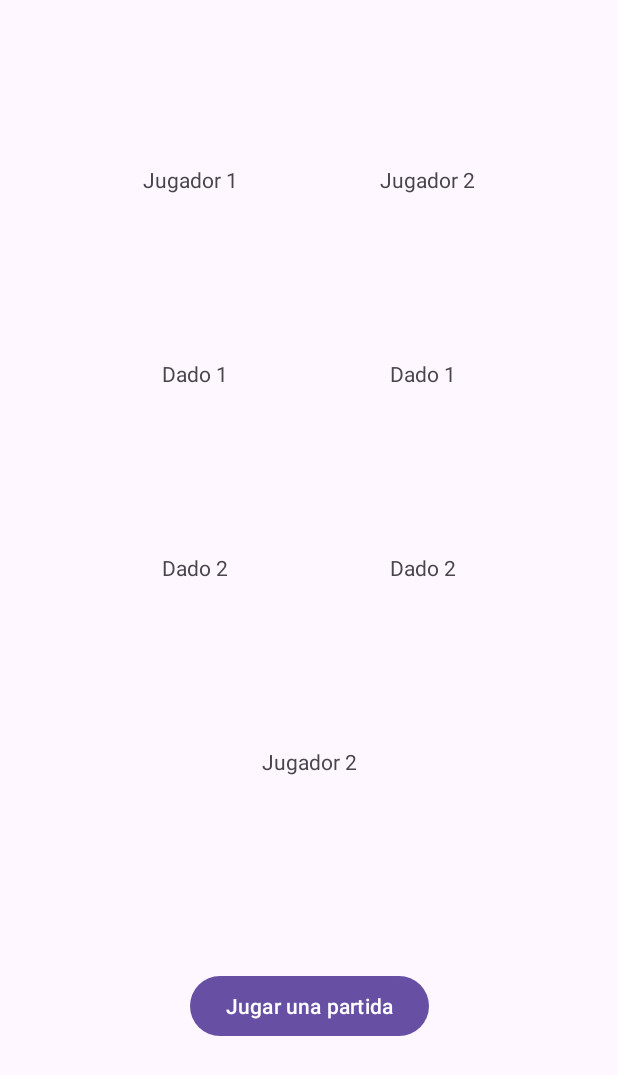
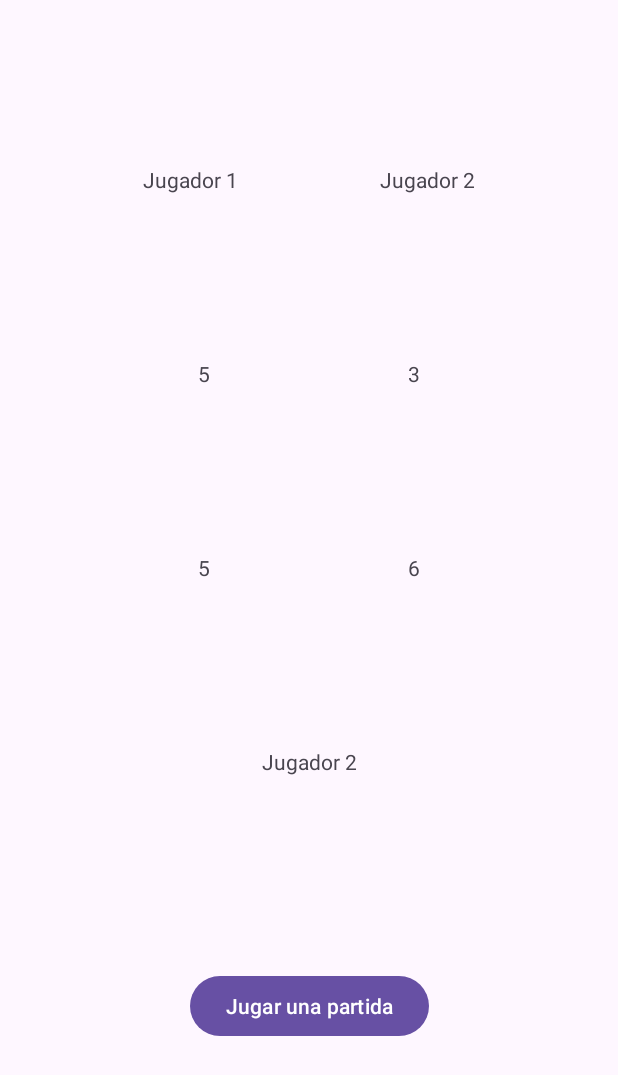
Before and after one commit to AlbertoCodex/claseProyectos, an Android app: the screen it shows after launch (MainActivity), after a tap on "Jugar una partida", on a phone screen of 412 x 824 dp. Shown: the top 1075 px of the screen. Run offline under Robolectric (Android 15) with nearby library versions, the phone set to English and light mode, and no system bars.

Commit message:
Dados2Jugadores

```diff
--- a/multimediaMoviles/Dados2023/app/src/main/java/com/politecnico/dados2023/MainActivity.java
+++ b/multimediaMoviles/Dados2023/app/src/main/java/com/politecnico/dados2023/MainActivity.java
@@ -22,19 +22,35 @@ public class MainActivity extends AppCompatActivity {
         int iJ2D2 = (int) (Math.random()*6+1);
         int iSeis2 = 0;
         TextView tvResultado = (TextView) this.findViewById(R.id.tvResultado);
+        TextView tvJ1D1 = (TextView) this.findViewById(R.id.tvJ1D1);
+        TextView tvJ1D2 = (TextView) this.findViewById(R.id.tvJ1D2);
+        TextView tvJ2D1 = (TextView) this.findViewById(R.id.tvJ2D1);
+        TextView tvJ2D2 = (TextView) this.findViewById(R.id.tvJ2D2);
+
+        // Pasar int to string
+        tvJ1D1.setText(String.valueOf(iJ1D1));
+        tvJ1D2.setText(String.valueOf(iJ1D2));
+        tvJ2D1.setText(String.valueOf(iJ2D1));
+        tvJ2D2.setText(String.valueOf(iJ2D2));
 
         if (iJ1D1 == 6) {iSeis1++;}
         if (iJ1D2 == 6) {iSeis1++;}
         if (iJ2D1 == 6) {iSeis2++;}
         if (iJ2D2 == 6) {iSeis2++;}
-        if (iSeis1 > iSeis2) { tvResultado.setText("Jugador 1");
-        } else if (iSeis1 < iSeis2) {tvResultado.setText("Jugador 2");}
-        else if (iSeis1 == iSeis2) {tvResultado.setText("Empate");}
-        else {
-            // Falta cuando la suma son iguales
+        if (iSeis1 > iSeis2) { tvResultado.setText("Jugador 1");}
+        else if (iSeis1 == iSeis2 && iSeis1 == 2) {tvResultado.setText("Empate");}
+        else {tvResultado.setText("Jugador 2");}
+
+        if(iSeis1 == 1 && iSeis2 == 1) {
             if (iJ1D1 + iJ1D2 > iJ2D1 + iJ2D2) {tvResultado.setText("Jugador 1");}
+            else if (iJ1D1 + iJ1D2 == iJ2D1 + iJ2D2) {tvResultado.setText("Empate");}
             else {tvResultado.setText("Jugador 2");}
         }
 
+        if(iSeis1 == 0 && iSeis2 == 0) {
+            if (iJ1D1 + iJ1D2 > iJ2D1 + iJ2D2) {tvResultado.setText("Jugador 1");}
+            else if (iJ1D1 + iJ1D2 == iJ2D1 + iJ2D2) {tvResultado.setText("Empate");}
+            else {tvResultado.setText("Jugador 2");}
+        }
     }
 }
```
Also changed, not shown: 1 other file.
